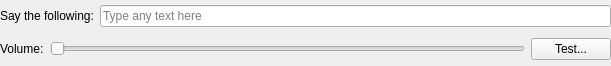
First picture: the form in client/src/ui/widgets/business/say_text_business_action_widget.ui, repository networkoptix/nx_open, before the edit.
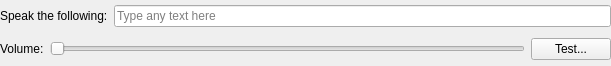
Second picture: the form after the edit.

Commit message:
Bug #2750: Rename "Say" to "Speak"
<==== Mercurial data ====>
Branch: master

Patch:
```diff
--- a/client/src/ui/widgets/business/say_text_business_action_widget.ui
+++ b/client/src/ui/widgets/business/say_text_business_action_widget.ui
@@ -22,7 +22,7 @@
      <item>
       <widget class="QLabel" name="label">
        <property name="text">
-        <string>Say the following:</string>
+        <string>Speak the following:</string>
        </property>
       </widget>
      </item>
```
Left out of the diff: 11 changed lines with no effect on the pictures. The commit also changes 1 other file.
